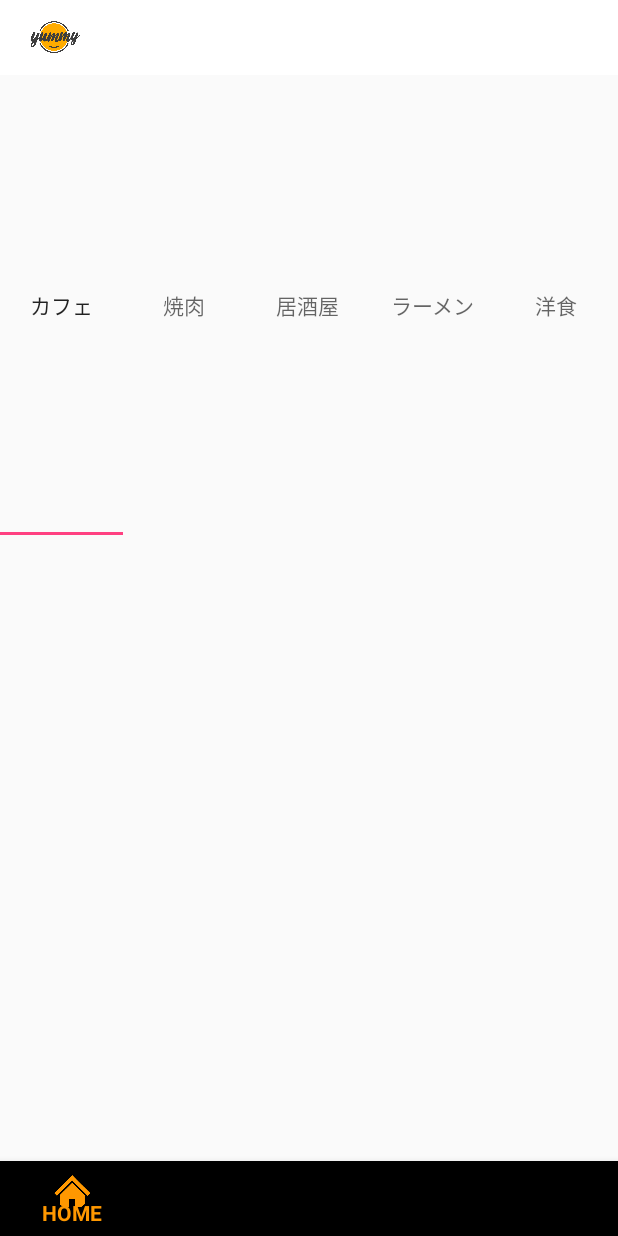
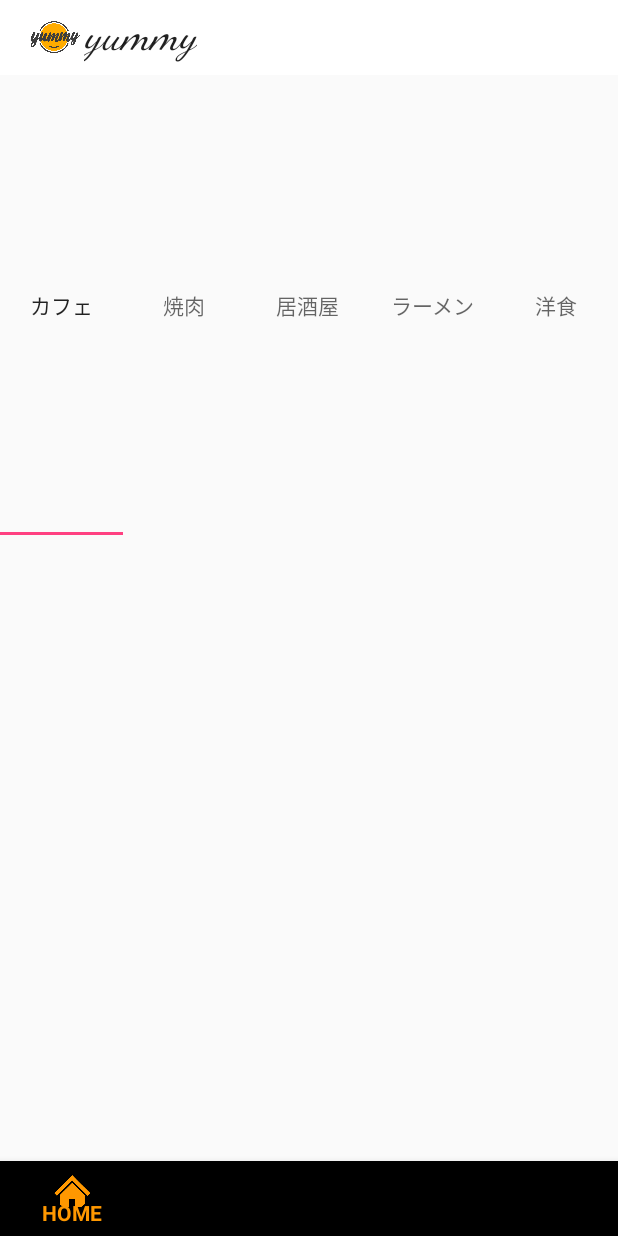
Before and after one commit to shun-shun123/yummy, an Android app: the screen it shows after launch (HomeActivity), on a phone screen of 412 x 824 dp. Run offline under Robolectric (Android 15) with nearby library versions, the light colour scheme and no system bars.

Commit message:
:lipstick:yummyのタイトルを追加

```diff
--- a/app/src/main/res/layout/activity_home.xml
+++ b/app/src/main/res/layout/activity_home.xml
@@ -81,6 +81,18 @@
             android:layout_gravity="start"
             android:src="@drawable/logo"/>
 
+        <TextView
+            android:layout_width="wrap_content"
+            android:layout_height="40dp"
+            android:fontFamily="cursive"
+            android:text="yummy"
+            android:textAlignment="center"
+            android:textAppearance="@style/TextAppearance.AppCompat.Body2"
+            android:textSize="30sp"
+            android:textStyle="italic"
+            android:layout_gravity="center_vertical|center_horizontal|start"
+            />
+
     </android.support.v7.widget.Toolbar>
 
 </android.support.constraint.ConstraintLayout>
```
Also changed, not shown: app/src/main/res/layout/activity_camera.xml (+12 -0 lines), app/src/main/res/layout/activity_personal.xml (+12 -0 lines), app/src/main/res/layout/activity_school_acitvity.xml (+12 -0 lines), app/src/main/res/layout/activity_search.xml (+12 -0 lines).
